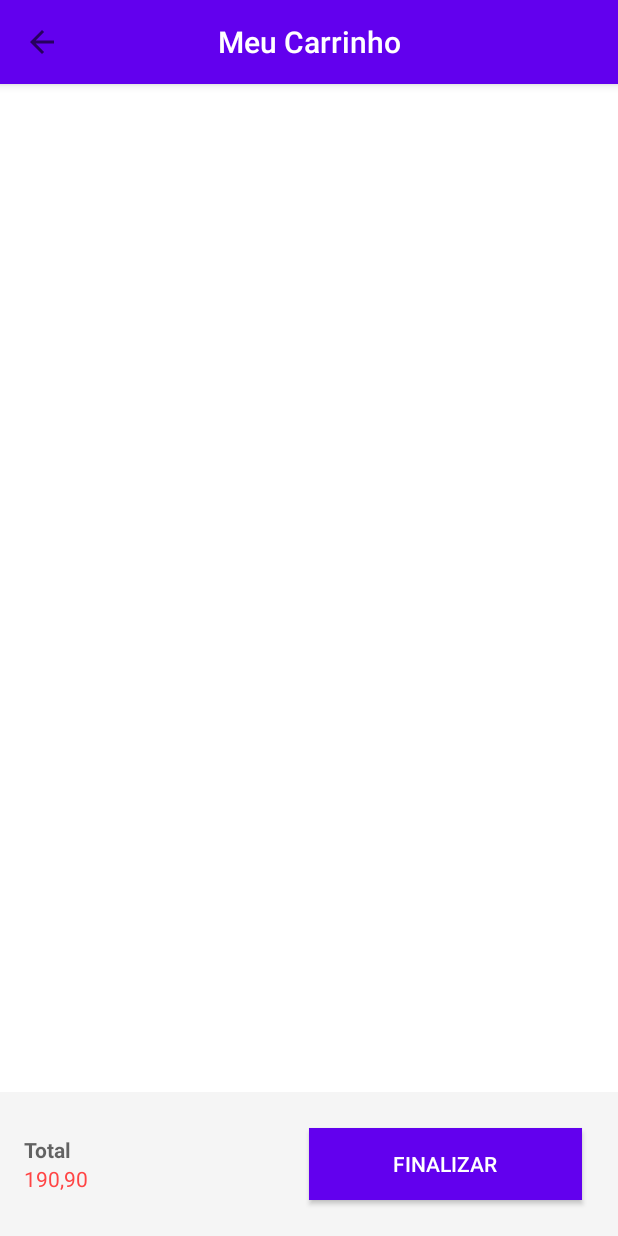
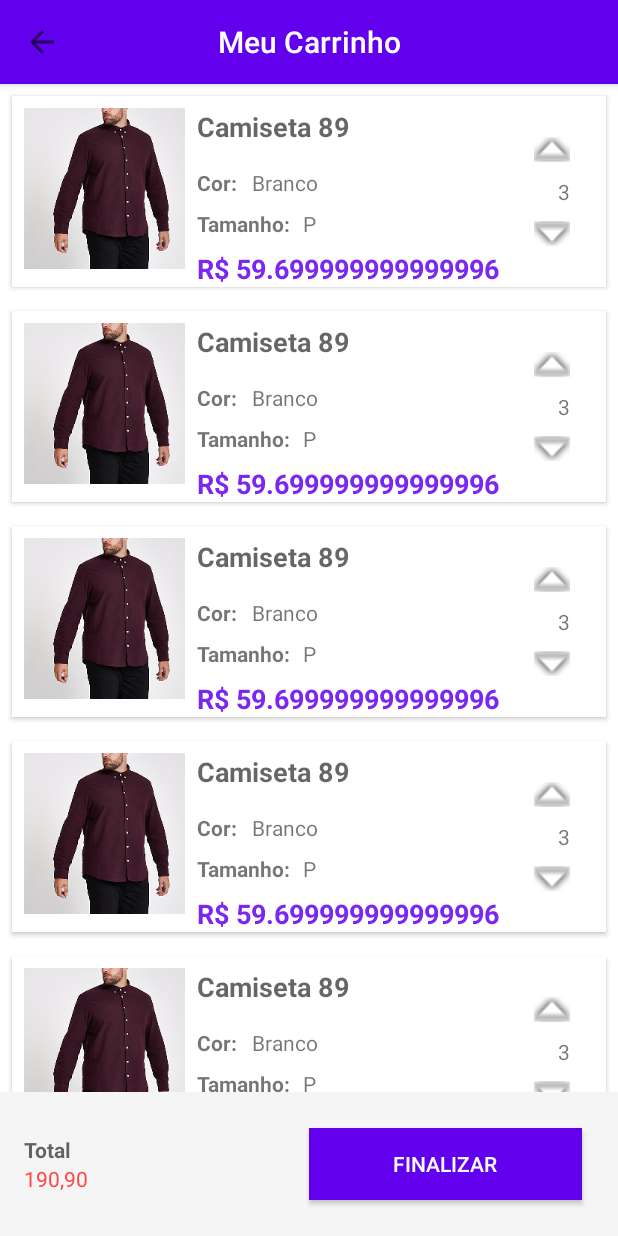
Before and after one commit to LipePeglow/AppEcommerce, an Android app: the CartFragment screen opened directly, with no data from a screen before it, on a phone screen of 412 x 824 dp. Run offline under Robolectric (Android 15) with nearby library versions, the phone set to English and light mode, and no system bars.

Commit message:
create cart screen

```diff
--- /dev/null
+++ b/Ecommerce2/app/src/main/java/com/mobilesales/ecommerce/adapter/CartAdapter.kt
@@ -0,0 +1,66 @@
+package com.mobilesales.ecommerce.adapter
+
+import android.content.Context
+import android.content.Intent
+import android.view.LayoutInflater
+import android.view.View
+import android.view.ViewGroup
+import android.widget.ImageView
+import android.widget.TextView
+import androidx.cardview.widget.CardView
+import androidx.recyclerview.widget.RecyclerView
+import com.mobilesales.ecommerce.R
+import com.mobilesales.ecommerce.model.OrderedProduct
+
+
+class CartAdapter (val list: List<OrderedProduct>, val context: Context) : RecyclerView.Adapter<CartAdapter.ViewHolder>(){
+
+    override fun onCreateViewHolder(parent: ViewGroup, viewType: Int): ViewHolder {
+        val view = LayoutInflater.from(context).inflate(R.layout.item_cart, parent, false)
+        return ViewHolder(view)
+    }
+    override fun getItemCount(): Int = list.size
+    override fun onBindViewHolder(holder: ViewHolder, position: Int) {
+
+        val orderedProduct = list[position]
+        holder.title.text = orderedProduct.product.title
+        holder.image.setImageResource(R.drawable.camiseta_mockup)
+        holder.color.text = orderedProduct.product.colors[0].name
+        holder.size.text = orderedProduct.product.sizes[0].size
+        holder.quantity.text = orderedProduct.quantity.toString()
+
+        holder.qtdUp.setOnClickListener {
+            orderedProduct.quantity += 1
+            holder.quantity.text = orderedProduct.quantity.toString()
+            updatePriceHolder(holder, orderedProduct)
+        }
+        holder.qtdDown.setOnClickListener {
+            orderedProduct.quantity -= 1
+            holder.quantity.text = orderedProduct.quantity.toString()
+            updatePriceHolder(holder, orderedProduct)
+        }
+
+        updatePriceHolder(holder, orderedProduct)
+    }
+
+
+private fun updatePriceHolder (holder: ViewHolder, orderProduct: OrderedProduct) {
+
+holder.price.text = "R$ ${orderProduct.product.price * orderProduct.quantity}"
+}
+
+    class ViewHolder(itemView: View) : RecyclerView.ViewHolder(itemView) {
+
+        val image: ImageView = itemView.findViewById(R.id.iv_product_image)
+        val title: TextView = itemView.findViewById(R.id.tv_product_title)
+        val color: TextView = itemView.findViewById(R.id.tv_color)
+        val size: TextView = itemView.findViewById(R.id.tv_size)
+        val price: TextView = itemView.findViewById(R.id.tv_price)
+        val quantity: TextView = itemView.findViewById(R.id.tv_qtd)
+        val qtdUp: ImageView = itemView.findViewById(R.id.iv_qtd_up)
+        val qtdDown: ImageView = itemView.findViewById(R.id.iv_qtd_down)
+        val cardview: CardView = itemView.findViewById(R.id.cardview_product_item)
+
+    }
+
+}
--- a/Ecommerce2/app/src/main/java/com/mobilesales/ecommerce/fragment/CartFragment.kt
+++ b/Ecommerce2/app/src/main/java/com/mobilesales/ecommerce/fragment/CartFragment.kt
@@ -10,10 +10,9 @@ import androidx.recyclerview.widget.GridLayoutManager
 import androidx.recyclerview.widget.LinearLayoutManager
 import androidx.recyclerview.widget.RecyclerView
 import com.mobilesales.ecommerce.R
+import com.mobilesales.ecommerce.adapter.CartAdapter
 import com.mobilesales.ecommerce.adapter.ProductAdapter
-import com.mobilesales.ecommerce.model.Order
-import com.mobilesales.ecommerce.model.Product
-import com.mobilesales.ecommerce.model.ProductCategory
+import com.mobilesales.ecommerce.model.*
 
 class CartFragment : Fragment (){
 
@@ -31,10 +30,57 @@ class CartFragment : Fragment (){
 
         recyclerCart = view.findViewById(R.id.rv_cart)
 
-        val adapterProduct = ProductAdapter(emptyList(),  requireContext())
+        val product1: Product = Product(
+            "1","Camiseta 89",
+            ProductCategory("id", "Camisetas"),
+            "Camisseta Leve.",
+            19.90,
+            arrayListOf(
+                ProductColor("1","Branco","#ffffff"),
+                ProductColor("2","Preta","#000000")
+            ),
+            arrayListOf(
+                ProductSize("1", "P",),
+                ProductSize("1", "M")
+            ),
+            emptyList())
 
-        recyclerCart.adapter = adapterProduct
 
+        val product2: Product = Product(
+            "1","Calça Jeans",
+            ProductCategory("id", "Calças"),
+            "Calça com proteção para chuva.",
+            39.90,
+            arrayListOf(
+                ProductColor("1","Branco","#ffffff"),
+                ProductColor("2","Preta","#000000")
+            ),
+            arrayListOf(
+                ProductSize("1", "G",),
+                ProductSize("1", "GG")
+            ),
+            emptyList())
+
+        val adapterCart = CartAdapter(arrayListOf(
+            OrderedProduct("1", product1,3 ),
+            OrderedProduct("1", product1,3 ),
+            OrderedProduct("1", product1,3 ),
+            OrderedProduct("1", product1,3 ),
+            OrderedProduct("1", product1,3 ),
+            OrderedProduct("2", product2, 5),
+            OrderedProduct("1", product1,1 ),
+            OrderedProduct("2", product2, 5),
+            OrderedProduct("2", product2, 5),
+            OrderedProduct("2", product2, 5),
+            OrderedProduct("2", product2, 5),
+            OrderedProduct("1", product1,1 ),
+            OrderedProduct("1", product1,1 ),
+            OrderedProduct("1", product1,1 ),
+            OrderedProduct("1", product1,1 ),
+            OrderedProduct("2", product2, 1)),
+            requireContext())
+
+        recyclerCart.adapter = adapterCart
         recyclerCart.layoutManager = LinearLayoutManager(requireContext(), RecyclerView.VERTICAL, false)
 
         return view
--- a/Ecommerce2/app/src/main/java/com/mobilesales/ecommerce/model/OrderedProduct.kt
+++ b/Ecommerce2/app/src/main/java/com/mobilesales/ecommerce/model/OrderedProduct.kt
@@ -4,6 +4,6 @@ import java.io.Serializable
 
 data class OrderedProduct (
 
-    val id: String,
-    val product: Product,
-    val quantity: Int) : Serializable
+    var id: String,
+    var product: Product,
+    var quantity: Int) : Serializable
--- /dev/null
+++ b/Ecommerce2/app/src/main/res/layout/item_cart.xml
@@ -0,0 +1,146 @@
+<?xml version="1.0" encoding="utf-8"?>
+
+<com.google.android.material.card.MaterialCardView xmlns:android="http://schemas.android.com/apk/res/android"
+    xmlns:app="http://schemas.android.com/apk/res-auto"
+    xmlns:tools="http://schemas.android.com/tools"
+    android:id="@+id/cardview_product_item"
+    android:layout_width="match_parent"
+    android:layout_height="wrap_content"
+    android:layout_margin="8dp"
+    android:background="@color/white"
+    app:cardElevation="2dp"
+    app:shapeAppearance="@style/TextAppearance.AppCompat.Medium">
+
+    <androidx.constraintlayout.widget.ConstraintLayout
+        android:layout_width="match_parent"
+        android:layout_height="match_parent"
+        android:background="@android:color/white">
+
+
+        <ImageView
+            android:id="@+id/iv_product_image"
+            android:layout_width="wrap_content"
+            android:layout_height="wrap_content"
+            android:layout_marginStart="8dp"
+            android:layout_marginLeft="8dp"
+            android:layout_marginTop="8dp"
+            android:layout_marginBottom="8dp"
+            app:layout_constraintBottom_toBottomOf="parent"
+            app:layout_constraintStart_toStartOf="parent"
+            app:layout_constraintTop_toTopOf="parent"
+            app:layout_constraintVertical_bias="0.0"
+            app:srcCompat="@drawable/camiseta_mockup" />
+
+        <TextView
+            android:id="@+id/tv_product_title"
+            android:layout_width="wrap_content"
+            android:layout_height="wrap_content"
+            android:layout_marginStart="8dp"
+            android:layout_marginLeft="8dp"
+            android:layout_marginTop="8dp"
+            android:text="Camiseta X"
+            android:textAppearance="@style/TextAppearance.AppCompat.Medium"
+            android:textStyle="bold"
+            app:layout_constraintStart_toEndOf="@+id/iv_product_image"
+            app:layout_constraintTop_toTopOf="parent" />
+
+        <TextView
+            android:id="@+id/tv_label_color"
+            android:layout_width="wrap_content"
+            android:layout_height="wrap_content"
+            android:layout_marginStart="8dp"
+            android:layout_marginLeft="8dp"
+            android:layout_marginTop="8dp"
+            android:text="Cor:"
+            android:textStyle="bold"
+            app:layout_constraintBottom_toBottomOf="parent"
+            app:layout_constraintStart_toEndOf="@+id/iv_product_image"
+            app:layout_constraintTop_toBottomOf="@+id/tv_product_title"
+            app:layout_constraintVertical_bias="0.111" />
+
+        <TextView
+            android:id="@+id/tv_color"
+            android:layout_width="wrap_content"
+            android:layout_height="wrap_content"
+            android:layout_marginStart="8dp"
+            android:layout_marginLeft="8dp"
+            android:layout_marginTop="8dp"
+            android:text="Azul"
+            app:layout_constraintBottom_toBottomOf="parent"
+            app:layout_constraintEnd_toEndOf="parent"
+            app:layout_constraintHorizontal_bias="0.009"
+            app:layout_constraintStart_toEndOf="@+id/tv_label_color"
+            app:layout_constraintTop_toBottomOf="@+id/tv_product_title"
+            app:layout_constraintVertical_bias="0.111" />
+
+        <TextView
+            android:id="@+id/tv_label_size"
+            android:layout_width="wrap_content"
+            android:layout_height="wrap_content"
+            android:layout_marginStart="8dp"
+            android:layout_marginLeft="8dp"
+            android:layout_marginTop="8dp"
+            android:text="Tamanho:"
+            android:textStyle="bold"
+            app:layout_constraintStart_toEndOf="@+id/iv_product_image"
+            app:layout_constraintTop_toBottomOf="@+id/tv_label_color" />
+
+        <TextView
+            android:id="@+id/tv_size"
+            android:layout_width="wrap_content"
+            android:layout_height="wrap_content"
+            android:layout_marginStart="8dp"
+            android:layout_marginLeft="8dp"
+            android:layout_marginTop="8dp"
+            android:text="M"
+            app:layout_constraintStart_toEndOf="@+id/tv_label_size"
+            app:layout_constraintTop_toBottomOf="@+id/tv_color" />
+
+        <TextView
+            android:id="@+id/tv_price"
+            android:layout_width="wrap_content"
+            android:layout_height="wrap_content"
+            android:layout_marginStart="8dp"
+            android:layout_marginLeft="8dp"
+            android:layout_marginTop="8dp"
+            android:text="R$190.90"
+            android:textAppearance="@style/TextAppearance.AppCompat.Medium"
+            android:textColor="#7B26F1"
+            android:textStyle="bold"
+            app:layout_constraintStart_toEndOf="@+id/iv_product_image"
+            app:layout_constraintTop_toBottomOf="@+id/tv_label_size" />
+
+        <ImageView
+            android:id="@+id/iv_qtd_up"
+            android:layout_width="24dp"
+            android:layout_height="24dp"
+            android:layout_marginTop="24dp"
+            android:layout_marginEnd="24dp"
+            android:layout_marginRight="24dp"
+            app:layout_constraintEnd_toEndOf="parent"
+            app:layout_constraintTop_toTopOf="parent"
+            app:srcCompat="@android:drawable/arrow_up_float" />
+
+        <ImageView
+            android:id="@+id/iv_qtd_down"
+            android:layout_width="24dp"
+            android:layout_height="24dp"
+            android:layout_marginEnd="24dp"
+            android:layout_marginRight="24dp"
+            android:layout_marginBottom="24dp"
+            app:layout_constraintBottom_toBottomOf="parent"
+            app:layout_constraintEnd_toEndOf="parent"
+            app:srcCompat="@android:drawable/arrow_down_float" />
+
+        <TextView
+            android:id="@+id/tv_qtd"
+            android:layout_width="wrap_content"
+            android:layout_height="wrap_content"
+            android:layout_marginEnd="24dp"
+            android:layout_marginRight="24dp"
+            android:text="1"
+            app:layout_constraintBottom_toTopOf="@+id/iv_qtd_down"
+            app:layout_constraintEnd_toEndOf="parent"
+            app:layout_constraintTop_toBottomOf="@+id/iv_qtd_up" />
+    </androidx.constraintlayout.widget.ConstraintLayout>
+</com.google.android.material.card.MaterialCardView>
```
